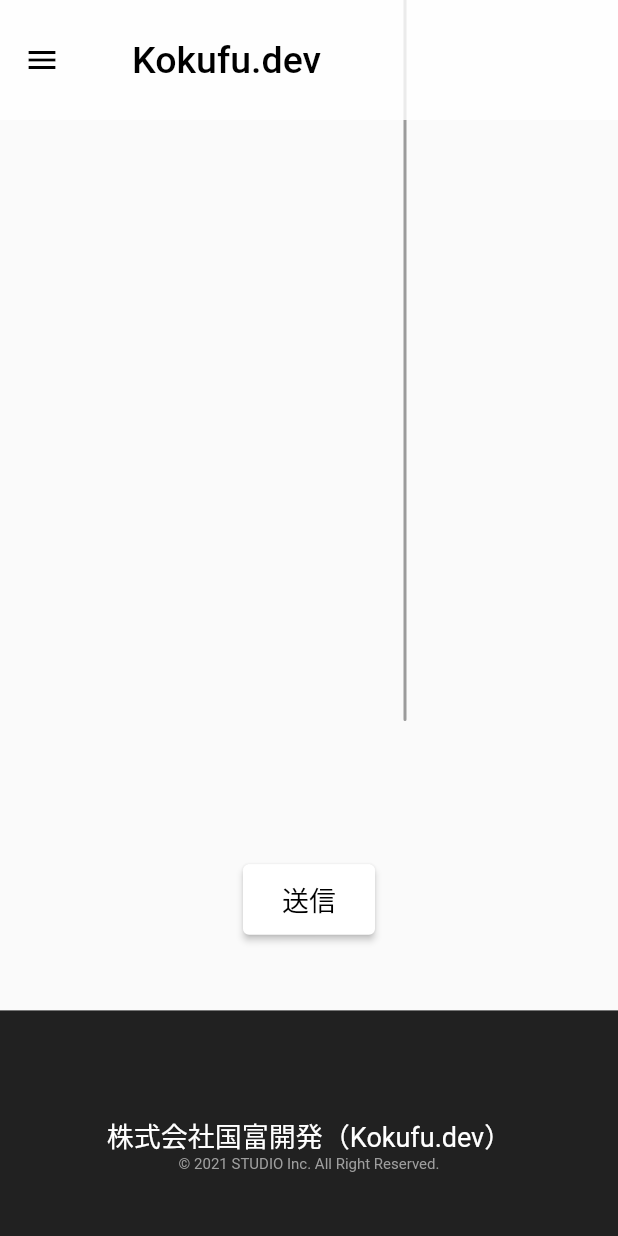
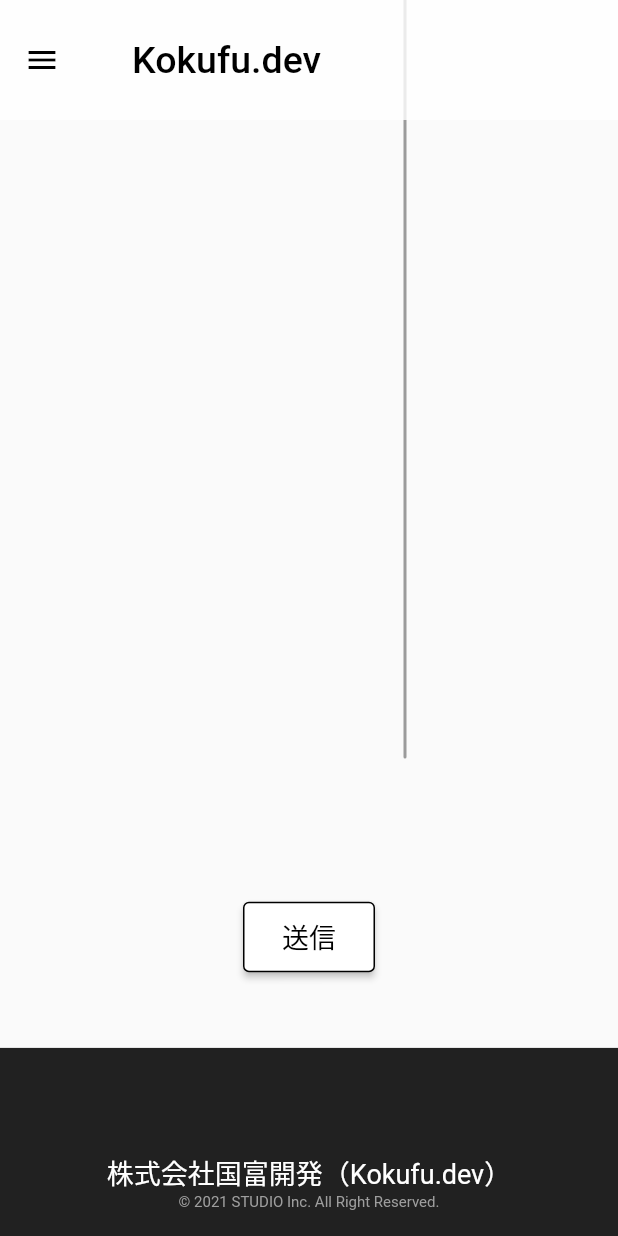
Before and after one commit to kokufu-dev-inc/homepage, a Flutter app: the Contact_Page screen opened by its route, scrolled down 1152 dp, after a tap on "送信", on a phone screen of 412 x 824 dp. Run offline on Flutter 3.47's test engine with Material 2 defaults, Android fonts, the phone set to English and light mode, and no system bars; our stand-ins replace go_router, google_fonts.

Commit message:
textfieldのcontroller管理

```diff
--- a/lib/Contact_Page/Contact_Containers.dart
+++ b/lib/Contact_Page/Contact_Containers.dart
@@ -85,7 +85,10 @@ class Send_Button extends StatelessWidget {
       margin: const EdgeInsets.only(bottom: 50),
       child: ElevatedButton(
         onPressed: textprint,
-        style: ElevatedButton.styleFrom(backgroundColor: Colors.white),
+        style: ElevatedButton.styleFrom(
+          backgroundColor: Colors.white,
+          side: const BorderSide(color: Colors.black, width: 1),
+        ),
         child: Container(
           padding: const EdgeInsets.all(10),
           child: const P(
--- a/lib/Contact_Page/Contact_Page.dart
+++ b/lib/Contact_Page/Contact_Page.dart
@@ -1,7 +1,7 @@
 import 'package:flutter/material.dart';
 import 'package:flutter_test_app/Bar.dart';
 import 'package:flutter_test_app/Contact_Page/Contact_Containers.dart';
-import 'package:flutter_test_app/Sidemenu.dart';
+import 'package:flutter_test_app/Contact_Page/Textfield.dart';
 
 class Contact_Page extends StatelessWidget {
   const Contact_Page({super.key});
@@ -14,7 +14,9 @@ class Contact_Page extends StatelessWidget {
         child: Sidemenu(),
       ),
       appBar: OriginalAppBar(),
-      body: SingleChildScrollView(
+      body: Stack(
+        children: [
+          SingleChildScrollView(
             child: Column(
               children: [
                 Contact_Firstview(),
@@ -24,6 +26,9 @@ class Contact_Page extends StatelessWidget {
               ],
             ),
           ),
+          Center(child: TotopModal()),
+        ],
+      ),
     );
   }
 }
--- a/lib/Contact_Page/Textfield.dart
+++ b/lib/Contact_Page/Textfield.dart
@@ -1,16 +1,17 @@
 import 'package:flutter/material.dart';
 import 'package:flutter_test_app/Headings.dart';
-import 'package:flutter_hooks/flutter_hooks.dart';
+import 'package:go_router/go_router.dart';
 
 int? maxLines = 1;
-var controller = useTextEditingController();
-final personalnamecontroller = useTextEditingController();
-final mailcontroller = useTextEditingController();
-final tellcontroller = useTextEditingController();
-final companynamecontroller = useTextEditingController();
-final inquirycontroller = useTextEditingController();
+bool show = false;
+var controller = TextEditingController();
+var personalnamecontroller = TextEditingController();
+var mailcontroller = TextEditingController();
+var tellcontroller = TextEditingController();
+var companynamecontroller = TextEditingController();
+var inquirycontroller = TextEditingController();
 
-class Textfield_Personal extends HookWidget {
+class Textfield_Personal extends StatelessWidget {
   const Textfield_Personal(
       {super.key,
       required this.title,
@@ -25,12 +26,12 @@ class Textfield_Personal extends HookWidget {
   Widget build(BuildContext context) {
     var Must = Container(
       margin: const EdgeInsets.only(left: 10),
+      padding: const EdgeInsets.fromLTRB(8, 0, 8, 3),
       decoration: BoxDecoration(
         borderRadius: BorderRadius.circular(15),
         color: Colors.red.shade400,
       ),
       alignment: Alignment.topCenter,
-      padding: const EdgeInsets.fromLTRB(8, 0, 8, 3),
       child: const P(
         text: '必須',
         color: Colors.white,
@@ -74,7 +75,7 @@ class Textfield_Personal extends HookWidget {
         crossAxisAlignment: CrossAxisAlignment.start,
         children: [
           Container(
-            margin: const EdgeInsets.only(bottom: 5),
+            margin: const EdgeInsets.only(bottom: 10),
             child: Row(
               crossAxisAlignment: CrossAxisAlignment.center,
               children: [P(text: title), Must],
@@ -96,9 +97,67 @@ class Textfield_Personal extends HookWidget {
   }
 }
 
+class TotopModal extends StatelessWidget {
+  const TotopModal({super.key});
+
+  @override
+  Widget build(BuildContext context) {
+    return Visibility(
+      visible: show,
+      child: Container(
+        alignment: Alignment.center,
+        color: Colors.white.withOpacity(0.7),
+        height: double.infinity,
+        width: double.infinity,
+        child: Container(
+          padding: const EdgeInsets.all(30),
+          height: 200,
+          decoration: BoxDecoration(
+              color: Colors.white,
+              border: Border.all(
+                  color: Colors.black, style: BorderStyle.solid, width: 1)),
+          child: Column(
+            children: [
+              const H3(text: 'お問い合わせありがとうございます'),
+              const P(text: '確認後、数日中に返信させていただきます'),
+              Container(
+                margin: const EdgeInsets.only(top: 30),
+                child: ElevatedButton(
+                  onPressed: (() {
+                    context.push('/Home_Page');
+                    show = false;
+                    controller.clear();
+                    personalnamecontroller.clear();
+                    mailcontroller.clear();
+                    tellcontroller.clear();
+                    companynamecontroller.clear();
+                    inquirycontroller.clear();
+                  }),
+                  style: ElevatedButton.styleFrom(
+                      backgroundColor: Colors.white,
+                      side: const BorderSide(color: Colors.black, width: 1)),
+                  child: Container(
+                    padding: const EdgeInsets.all(10),
+                    child: const P(
+                      text: 'トップ画面に戻る',
+                      color: Colors.black,
+                    ),
+                  ),
+                ),
+              ),
+            ],
+          ),
+        ),
+      ),
+    );
+  }
+}
+
 textprint() {
   print(personalnamecontroller.text);
   print(mailcontroller.text);
   print(tellcontroller.text);
   print(companynamecontroller.text);
+  print(inquirycontroller.text);
+  show = true;
 }
--- a/lib/Home_Page/Home_Page.dart
+++ b/lib/Home_Page/Home_Page.dart
@@ -1,7 +1,6 @@
 import 'package:flutter/material.dart';
 import 'package:flutter_test_app/Bar.dart';
 import 'package:flutter_test_app/Home_Page/Home_Containers.dart';
-import 'package:flutter_test_app/Sidemenu.dart';
 
 class Home_Page extends StatelessWidget {
   const Home_Page({super.key});
```
Also changed, not shown: lib/Bar.dart (+37 -0 lines). Lines whose indentation alone changed are shown as unchanged.
